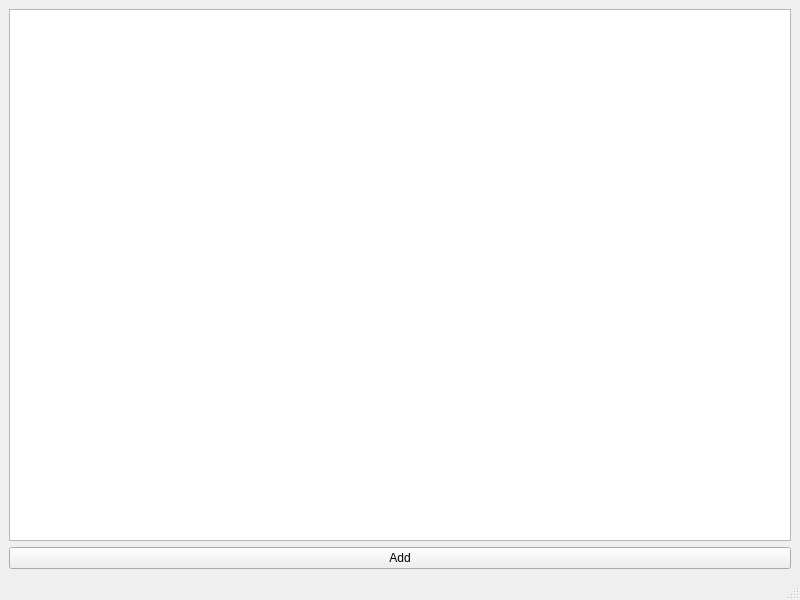
This is src/jukeboxcore/gui/widgets/guerilla/depadder.ui in JukeboxPipeline/jukebox-core as Qt 5 draws it before an edit. The edited form follows.
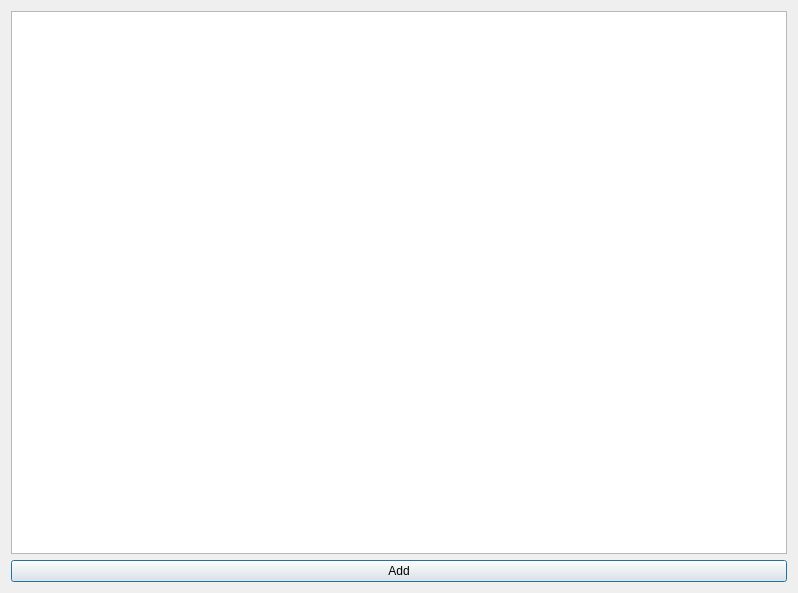
This is the edited form.

Commit message: Chang the guerilla secondary windows to dialogs and implement create project

```diff
--- a/src/jukeboxcore/gui/widgets/guerilla/depadder.ui
+++ b/src/jukeboxcore/gui/widgets/guerilla/depadder.ui
@@ -1,20 +1,19 @@
 <?xml version="1.0" encoding="UTF-8"?>
 <ui version="4.0">
- <class>depadder_mwin</class>
- <widget class="QMainWindow" name="depadder_mwin">
+ <class>depadder_dialog</class>
+ <widget class="QDialog" name="depadder_dialog">
   <property name="geometry">
    <rect>
     <x>0</x>
     <y>0</y>
-    <width>800</width>
-    <height>600</height>
+    <width>798</width>
+    <height>593</height>
    </rect>
   </property>
   <property name="windowTitle">
    <string>Add Department</string>
   </property>
-  <widget class="QWidget" name="central_widget">
-   <layout class="QVBoxLayout" name="central_vbox">
+  <layout class="QVBoxLayout" name="verticalLayout">
     <item>
      <widget class="QTableView" name="dep_tablev"/>
     </item>
@@ -26,8 +25,6 @@
      </widget>
     </item>
    </layout>
-  </widget>
-  <widget class="QStatusBar" name="statusbar"/>
  </widget>
  <resources/>
  <connections/>
```
Left out of the diff: 2 changed lines with no effect on the pictures. Lines whose indentation alone changed are shown as unchanged. The commit also changes 26 other files.
